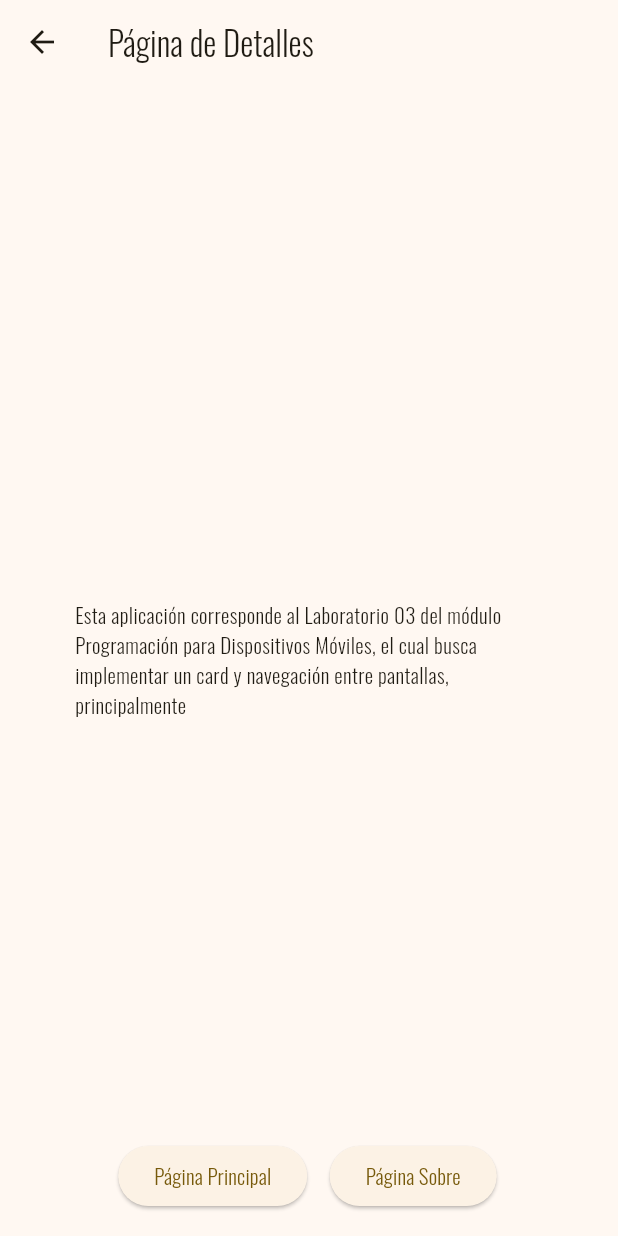
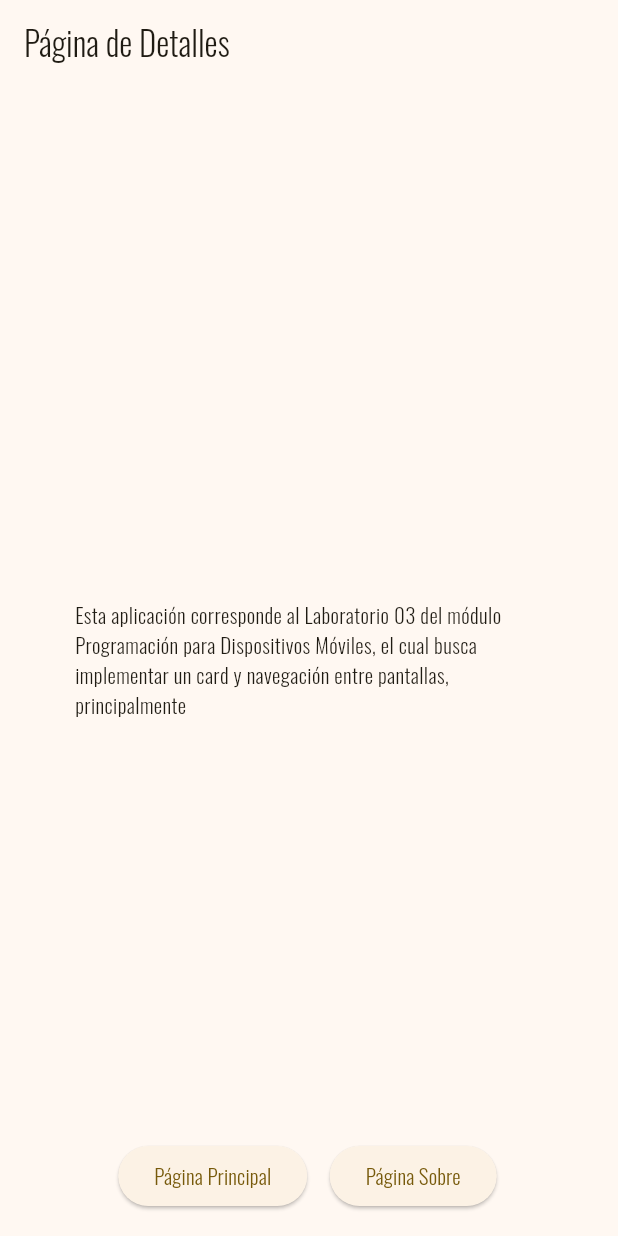
Before and after one commit to YhDiaz/3479A321_2022479003, a Flutter app: the screen it shows after launch, after a tap on "Página de Detalles", on a phone screen of 412 x 824 dp. Run offline on Flutter 3.47's test engine with Material 3 defaults, Android fonts, the phone set to English and light mode, and no system bars; our stand-ins replace flutter_svg, logger.

```diff
--- a/lab01_counter_app/lib/pages/page_home.dart
+++ b/lab01_counter_app/lib/pages/page_home.dart
@@ -1,3 +1,5 @@
+import 'dart:math';
+
 import 'package:flutter/material.dart';
 import 'package:flutter_svg/flutter_svg.dart';
 import 'package:lab01_counter_app/pages/page_detail.dart';
@@ -47,6 +49,12 @@ class MyHomePage extends StatefulWidget
 
 class _MyHomePageState extends State<MyHomePage>
 {
+  final Logger logger = Logger();
+
+  _MyHomePageState() {
+    logger.d('mounted variable is $mounted!');
+  }
+
   int _counter = 0;
   String messageResult = "Presiona algún botón para jugar";
   String defaultIcon = 'assets/icons/icon_game.svg';
@@ -103,10 +111,48 @@ class _MyHomePageState extends State<MyHomePage>
   }
 
   @override
+  void initState() {
+    super.initState();
+    logger.d('Home page was already included in tree using init State method!');
+  }
+
+  @override
+  void didChangeDependencies() {
+    super.didChangeDependencies();
+    logger.d('Dependencies in home page has changed!');
+  }
+
+  @override void setState(VoidCallback fn) {
+    super.setState(fn);
+    logger.d('Rebuilding widget due to change in state!');
+  }
+
+  @override void didUpdateWidget(covariant MyHomePage oldWidget) {
+    super.didUpdateWidget(oldWidget);
+    logger.d('Rebuiling widget comparing old widget with the new one!');
+  }
+
+  @override void deactivate() {
+    super.deactivate();
+    logger.d('Widget removed temporarily!');
+  }
+
+  @override
+  void dispose() {
+    super.dispose();
+    logger.d('Widget removed permanently!');
+  }
+
+  @override
+  void reassemble() {
+    super.reassemble();
+    logger.d('Hot reloading app!');
+  }
+
+  @override
   Widget build(BuildContext context)
   {
-    var logger = Logger();
-    logger.d("Logger is working!");
+    logger.d("Home page build method was overrided and now mounted is $mounted!");
 
     return Scaffold
     (
@@ -187,11 +233,11 @@ class _MyHomePageState extends State<MyHomePage>
         child: const Text('Página de Detalles'),
         onPressed: ()
         {
-          Navigator.push
-          (
-            context,
-            MaterialPageRoute(builder: (context) => const DetailPage()),
-          );
+          Navigator.pushReplacement(context, MaterialPageRoute(builder: (context) => const DetailPage()));
+          // (
+          //   context,
+          //   MaterialPageRoute(builder: (context) => const DetailPage()),
+          // );
         },
       ),
       // floatingActionButton: floatingButton(_resetCounter, 'Reiniciar', const Icon(Icons.refresh)) //Floating button to reset counter value
```
